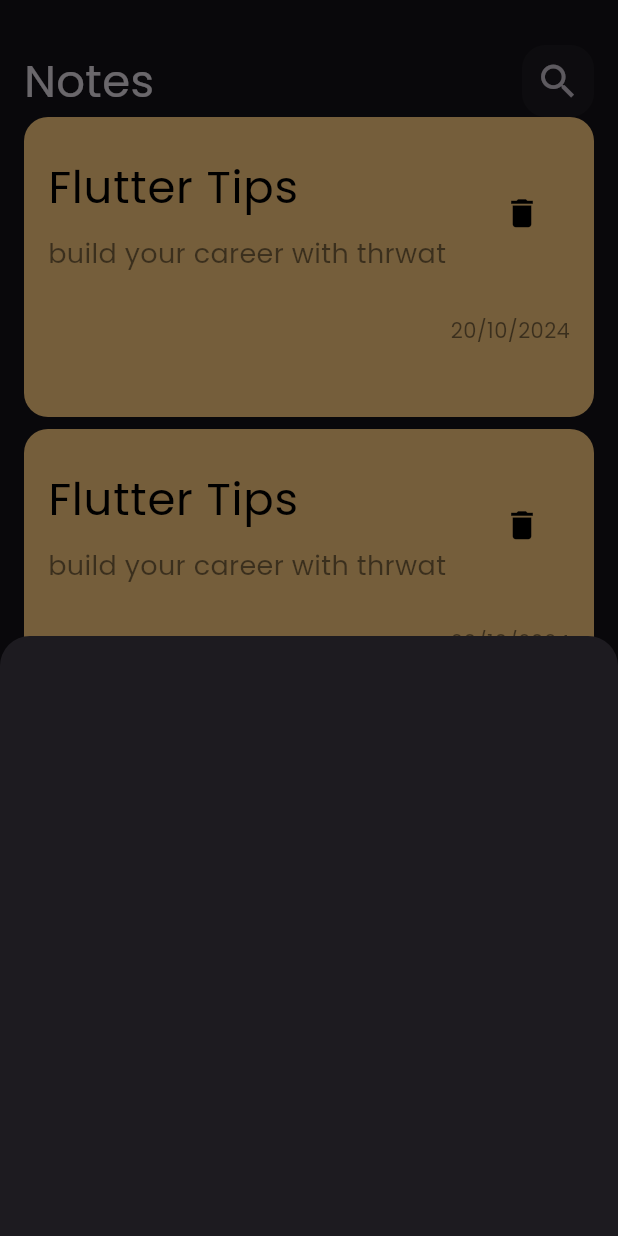
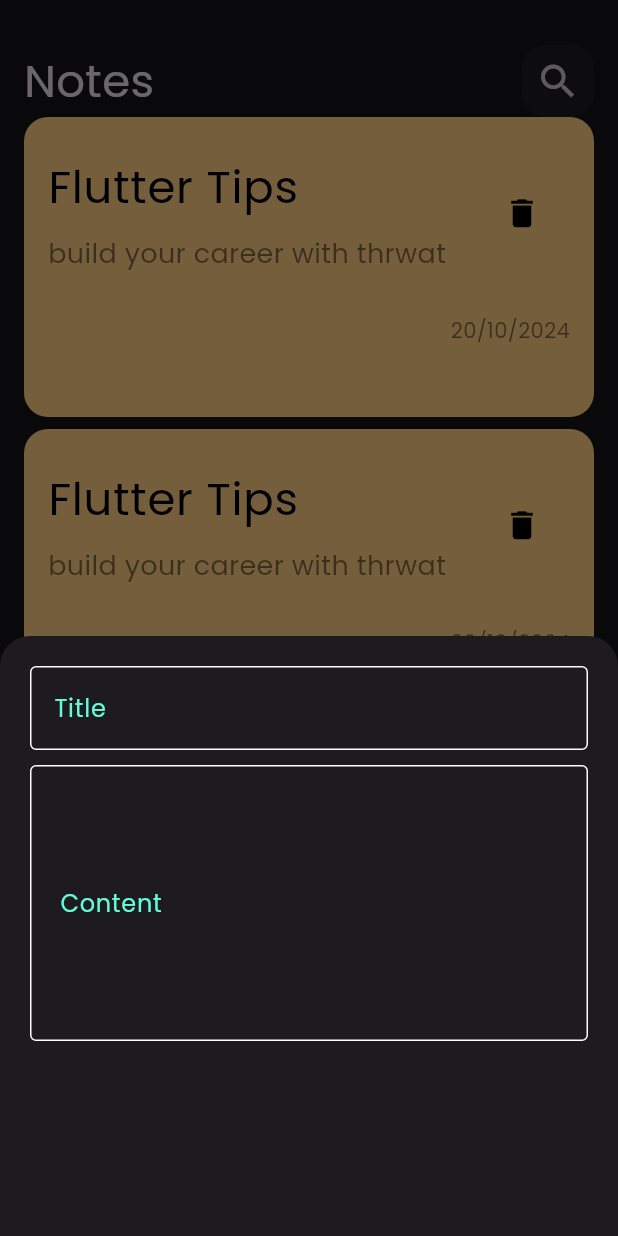
Before and after one commit to hamza-alhinawi/Note_App, a Flutter app: the screen it shows after launch, after a tap on the "add" icon, on a phone screen of 412 x 824 dp. Run offline on Flutter 3.47's test engine with Material 3 defaults, Android fonts, the phone set to English and light mode, and no system bars.

Commit message:
Create Custom Text Field

```diff
--- a/lib/Views/notes_view.dart
+++ b/lib/Views/notes_view.dart
@@ -1,4 +1,5 @@
 import 'package:flutter/material.dart';
+import 'package:note_app/constans.dart';
 import 'package:note_app/widgets/add_bottom_sheet.dart';
 import 'package:note_app/widgets/notes_view_body.dart';
 
@@ -21,7 +22,7 @@ class NotesView extends StatelessWidget {
           );
         },
         shape: CircleBorder(),
-        backgroundColor: Color(0xff4DC6AD),
+        backgroundColor: kPrimaryColor,
         child: Icon(Icons.add, color: Colors.black),
       ),
       body: NotesViewBody(),
--- /dev/null
+++ b/lib/constans.dart
@@ -0,0 +1,3 @@
+import 'package:flutter/material.dart';
+
+const kPrimaryColor = Color(0xff62fcd7);
--- a/lib/widgets/add_bottom_sheet.dart
+++ b/lib/widgets/add_bottom_sheet.dart
@@ -1,10 +1,25 @@
 import 'package:flutter/material.dart';
+import 'package:note_app/widgets/custom_text_field.dart';
 
 class AddNoteBottomSheet extends StatelessWidget {
   const AddNoteBottomSheet({super.key});
 
   @override
   Widget build(BuildContext context) {
-    return Container(height: 400);
+    return Container(
+      padding: EdgeInsets.all(20),
+      height: 400,
+      child: Column(
+        children: [
+          CustomTextField(hintText: 'Write a Title', labelText: 'Title'),
+          SizedBox(height: 10),
+          CustomTextField(
+            padding: EdgeInsets.symmetric(vertical: 80, horizontal: 16),
+            hintText: 'Write a Content',
+            labelText: 'Content',
+          ),
+        ],
+      ),
+    );
   }
 }
--- /dev/null
+++ b/lib/widgets/custom_text_field.dart
@@ -0,0 +1,34 @@
+import 'package:flutter/material.dart';
+import 'package:note_app/constans.dart';
+
+class CustomTextField extends StatelessWidget {
+  const CustomTextField({
+    super.key,
+    this.padding,
+    required this.hintText,
+    required this.labelText,
+  });
+  final EdgeInsets? padding;
+  final String? hintText;
+  final String? labelText;
+  @override
+  Widget build(BuildContext context) {
+    return TextField(
+      cursorColor: kPrimaryColor,
+      style: TextStyle(color: Colors.black),
+      decoration: InputDecoration(
+        contentPadding: padding,
+        hintText: hintText,
+        labelText: labelText,
+        labelStyle: TextStyle(color: kPrimaryColor),
+        // suffix: Icon(Icons.search),
+        focusedBorder: OutlineInputBorder(
+          borderSide: BorderSide(color: kPrimaryColor),
+        ),
+        enabledBorder: OutlineInputBorder(
+          borderSide: BorderSide(color: Colors.white),
+        ),
+      ),
+    );
+  }
+}
```
